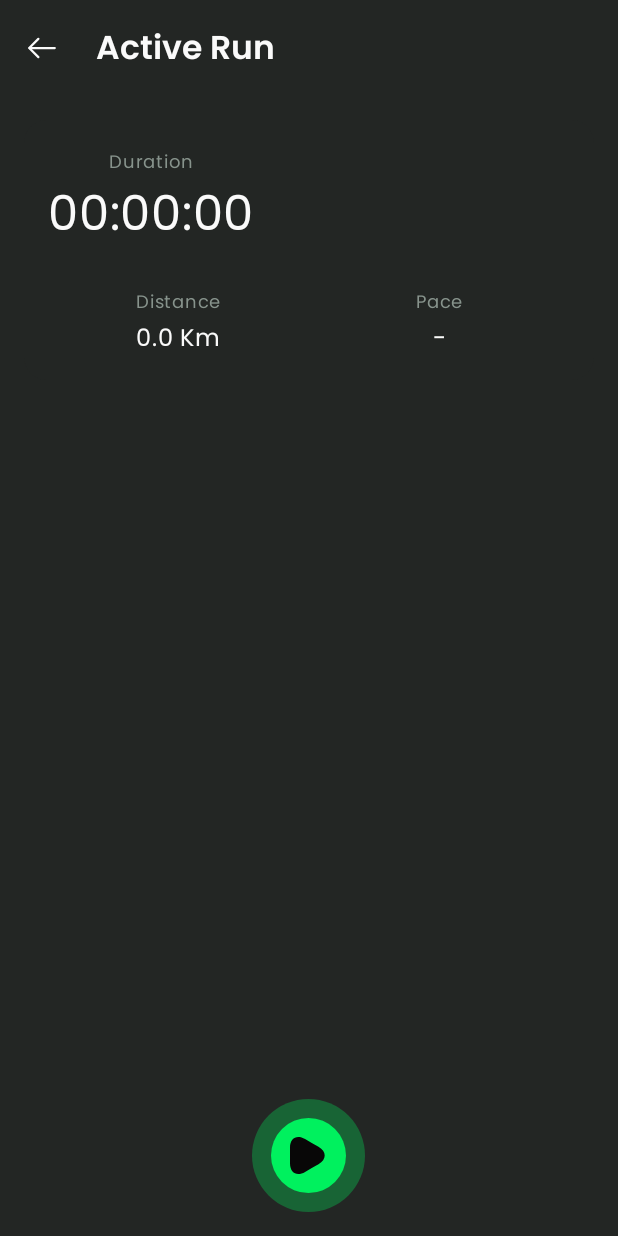
After one commit to Elmahdaoui59/RunMaster, an Android app built with Jetpack Compose: the composable ActiveRunScreen shown on its own in the app's theme, on a phone screen of 412 x 824 dp. The commit adds this screen. Run offline under Robolectric (Android 15) with nearby library versions, the phone set to English and light mode, and no system bars.

Commit message:
7.2 creating the active run screen skeleton

```diff
--- /dev/null
+++ b/core/domain/src/main/java/com/running/core/domain/location/Location.kt
@@ -0,0 +1,6 @@
+package com.running.core.domain.location
+
+data class Location(
+    val lat: Double,
+    val long: Double
+)
--- /dev/null
+++ b/core/domain/src/main/java/com/running/core/domain/location/LocationWithAltitude.kt
@@ -0,0 +1,6 @@
+package com.running.core.domain.location
+
+data class LocationWithAltitude(
+    val location: Location,
+    val altitude: Double
+)
--- /dev/null
+++ b/core/presentation/ui/src/main/java/com/running/core/presentation/ui/RunDataFormatters.kt
@@ -0,0 +1,36 @@
+package com.running.core.presentation.ui
+
+import java.util.Locale
+import kotlin.math.pow
+import kotlin.math.round
+import kotlin.math.roundToInt
+import kotlin.time.Duration
+
+fun Duration.formatted(): String {
+    val totalSeconds = inWholeSeconds
+    val hours = String.format(Locale.ENGLISH,"%02d", totalSeconds / 3600)
+    val minutes = String.format(Locale.ENGLISH,"%02d", (totalSeconds % 3600) / 60)
+    val seconds = String.format(Locale.ENGLISH,"%02d", (totalSeconds % 60))
+
+    return "$hours:$minutes:$seconds"
+}
+
+fun Double.toFormattedKm(): String {
+    return "${this.roundToDecimals(1)} Km"
+}
+
+fun Duration.toFormattedPace(distanceKm: Double): String {
+    if (this == Duration.ZERO || distanceKm <= 0.0) {
+        return "-"
+    }
+    val secondsPerKm = (this.inWholeSeconds / distanceKm).roundToInt()
+    val avgPaceMinutes = secondsPerKm /60
+    val avgPaceSeconds = String.format(Locale.ENGLISH,"%02d", secondsPerKm % 60)
+
+    return "$avgPaceMinutes:$avgPaceSeconds /km"
+}
+
+private fun Double.roundToDecimals(decimalCount: Int): Double {
+    val factor = 10f.pow(decimalCount)
+    return round(this * factor) / factor
+}
--- a/run/domain/build.gradle.kts
+++ b/run/domain/build.gradle.kts
@@ -3,4 +3,5 @@ plugins {
 }
 dependencies {
     implementation(libs.kotlinx.coroutines.core)
+    implementation(projects.core.domain)
 }
--- a/run/domain/src/main/java/com/running/run/domain/MyClass.kt
+++ /dev/null
@@ -1,4 +0,0 @@
-package com.running.run.domain
-
-class MyClass {
-}
--- /dev/null
+++ b/run/domain/src/main/java/com/running/run/domain/RunData.kt
@@ -0,0 +1,11 @@
+package com.running.run.domain
+
+import com.running.core.domain.location.Location
+import com.running.core.domain.location.LocationTimestamp
+import kotlin.time.Duration
+
+data class RunData(
+    val distanceMeters: Int = 0,
+    val pace: Duration = Duration.ZERO,
+    val locations: List<List<LocationTimestamp>> = emptyList()
+)
--- /dev/null
+++ b/run/presentation/src/main/java/com/running/run/presentation/active_run/ActiveRunScreen.kt
@@ -0,0 +1,96 @@
+package com.running.run.presentation.active_run
+
+import androidx.compose.foundation.background
+import androidx.compose.foundation.layout.Box
+import androidx.compose.foundation.layout.fillMaxSize
+import androidx.compose.foundation.layout.fillMaxWidth
+import androidx.compose.foundation.layout.padding
+import androidx.compose.material3.ExperimentalMaterial3Api
+import androidx.compose.material3.MaterialTheme
+import androidx.compose.runtime.Composable
+import androidx.compose.ui.Modifier
+import androidx.compose.ui.res.stringResource
+import androidx.compose.ui.tooling.preview.Preview
+import androidx.compose.ui.unit.dp
+import com.running.core.presentation.designsystem.RunMasterTheme
+import com.running.core.presentation.designsystem.StartIcon
+import com.running.core.presentation.designsystem.StopIcon
+import com.running.core.presentation.designsystem.components.RunMasterFloatingActionButton
+import com.running.core.presentation.designsystem.components.RunMasterScaffold
+import com.running.core.presentation.designsystem.components.RunMasterToolbar
+import com.running.run.presentation.R
+import com.running.run.presentation.active_run.components.RunDataCard
+import org.koin.androidx.compose.koinViewModel
+
+@Composable
+fun ActiveRunScreenRoot(
+    viewModel: ActiveRunViewModel = koinViewModel()
+) {
+    ActiveRunScreen(
+        state = viewModel.state,
+        onAction = viewModel::onAction
+    )
+}
+
+@OptIn(ExperimentalMaterial3Api::class)
+@Composable
+fun ActiveRunScreen(
+    state: ActiveRunState,
+    onAction: (ActiveRunAction) -> Unit
+) {
+    RunMasterScaffold(
+        withGradient = false,
+        topAppBar = {
+            RunMasterToolbar(
+                showBackButton = true,
+                title = stringResource(id = R.string.active_run),
+                onBackClick = {
+                    onAction(ActiveRunAction.OnBackClick)
+                }
+            )
+        },
+        floatingActionButton = {
+            RunMasterFloatingActionButton(
+                icon = if (state.shouldTrack) {
+                    StopIcon
+                } else {
+                    StartIcon
+                },
+                onClick = {
+                    onAction(ActiveRunAction.OnToggleRunClick)
+                },
+                contentDescription = if (state.shouldTrack) {
+                    stringResource(id = R.string.pause_run)
+                } else {
+                    stringResource(id = R.string.start_run)
+                }
+            )
+        }
+    ) { padding ->
+        Box(
+            modifier = Modifier
+                .fillMaxSize()
+                .background(MaterialTheme.colorScheme.surface)
+        ) {
+            RunDataCard(
+                elapsedTime = state.elapsedTime,
+                runData = state.runData,
+                modifier = Modifier
+                    .padding(16.dp)
+                    .padding(padding)
+                    .fillMaxWidth()
+
+            )
+        }
+    }
+}
+
+@Preview
+@Composable
+private fun ActiveRunScreenPreview() {
+    RunMasterTheme {
+        ActiveRunScreen(
+            state = ActiveRunState()
+        ) { }
+    }
+}
--- /dev/null
+++ b/run/presentation/src/main/java/com/running/run/presentation/active_run/ActiveRunState.kt
@@ -0,0 +1,15 @@
+package com.running.run.presentation.active_run
+
+import com.running.core.domain.location.Location
+import com.running.run.domain.RunData
+import kotlin.time.Duration
+
+data class ActiveRunState(
+    val elapsedTime: Duration = Duration.ZERO,
+    val runData: RunData = RunData(),
+    val shouldTrack: Boolean = false,
+    val hasStartedRunning: Boolean = false,
+    val currentLocation: Location? = null,
+    val isRunFinished: Boolean = false,
+    val isSavingRun: Boolean = false
+)
--- /dev/null
+++ b/run/presentation/src/main/java/com/running/run/presentation/active_run/components/RunDataCard.kt
@@ -0,0 +1,111 @@
+package com.running.run.presentation.active_run.components
+
+import androidx.compose.foundation.background
+import androidx.compose.foundation.layout.Arrangement
+import androidx.compose.foundation.layout.Column
+import androidx.compose.foundation.layout.Row
+import androidx.compose.foundation.layout.Spacer
+import androidx.compose.foundation.layout.defaultMinSize
+import androidx.compose.foundation.layout.fillMaxWidth
+import androidx.compose.foundation.layout.height
+import androidx.compose.foundation.layout.padding
+import androidx.compose.foundation.shape.RoundedCornerShape
+import androidx.compose.material3.MaterialTheme
+import androidx.compose.material3.Text
+import androidx.compose.runtime.Composable
+import androidx.compose.ui.Alignment
+import androidx.compose.ui.Modifier
+import androidx.compose.ui.draw.clip
+import androidx.compose.ui.res.stringResource
+import androidx.compose.ui.tooling.preview.Preview
+import androidx.compose.ui.unit.TextUnit
+import androidx.compose.ui.unit.dp
+import androidx.compose.ui.unit.sp
+import com.running.core.presentation.designsystem.RunMasterTheme
+import com.running.core.presentation.ui.formatted
+import com.running.core.presentation.ui.toFormattedKm
+import com.running.core.presentation.ui.toFormattedPace
+import com.running.run.domain.RunData
+import com.running.run.presentation.R
+import kotlin.time.Duration
+import kotlin.time.Duration.Companion.minutes
+
+@Composable
+fun RunDataCard(
+    elapsedTime: Duration,
+    runData: RunData,
+    modifier: Modifier = Modifier
+) {
+
+    Column(
+        modifier = modifier
+            .clip(RoundedCornerShape(15.dp))
+            .background(MaterialTheme.colorScheme.surface)
+            .padding(16.dp)
+    ) {
+        RunDataItem(
+            title = stringResource(id = R.string.duration),
+            value =elapsedTime.formatted(),
+            valueFontSize = 32.sp
+        )
+        Spacer(Modifier.height(24.dp))
+        Row(
+            modifier = Modifier.fillMaxWidth(),
+            verticalAlignment = Alignment.CenterVertically,
+            horizontalArrangement = Arrangement.SpaceAround
+        ) {
+
+            RunDataItem(
+                title = stringResource(id = R.string.diatance),
+                value = (runData.distanceMeters / 1000.0).toFormattedKm(),
+                modifier = Modifier.defaultMinSize(minWidth = 75.dp)
+            )
+
+            RunDataItem(
+                title = stringResource(id = R.string.pace),
+                value = elapsedTime.toFormattedPace(
+                    distanceKm = (runData.distanceMeters / 1000.0)
+                ),
+                modifier = Modifier.defaultMinSize(minWidth = 75.dp)
+            )
+        }
+    }
+}
+
+@Composable
+private fun RunDataItem(
+    title: String,
+    value: String,
+    modifier: Modifier = Modifier,
+    valueFontSize: TextUnit = 16.sp
+) {
+    Column(
+        modifier = modifier,
+        horizontalAlignment = Alignment.CenterHorizontally
+    ) {
+        Text(
+            text = title,
+            color = MaterialTheme.colorScheme.onSurfaceVariant,
+            fontSize = 12.sp
+        )
+        Text(
+            text = value,
+            color = MaterialTheme.colorScheme.onSurface,
+            fontSize = valueFontSize
+        )
+    }
+
+}
+@Preview
+@Composable
+private fun RunDataCardPreview() {
+    RunMasterTheme {
+        RunDataCard(
+            elapsedTime = 10.minutes,
+            runData = RunData(
+                distanceMeters = 31455,
+                pace = 3.minutes
+            )
+        )
+    }
+}
--- a/run/presentation/src/main/java/com/running/run/presentation/di/RunModule.kt
+++ b/run/presentation/src/main/java/com/running/run/presentation/di/RunModule.kt
@@ -1,9 +1,11 @@
 package com.running.run.presentation.di
 
+import com.running.run.presentation.active_run.ActiveRunViewModel
 import com.running.run.presentation.run_overview.RunOverviewViewModel
 import org.koin.androidx.viewmodel.dsl.viewModelOf
 import org.koin.dsl.module
 
 val runModule = module {
     viewModelOf(::RunOverviewViewModel)
+    viewModelOf(::ActiveRunViewModel)
 }
--- a/run/presentation/src/main/res/values/strings.xml
+++ b/run/presentation/src/main/res/values/strings.xml
@@ -3,4 +3,10 @@
     <string name="runmaster">RunMaster</string>
     <string name="analytics">Analytics</string>
     <string name="logout">Logout</string>
+    <string name="active_run">Active Run</string>
+    <string name="pause_run">pause run</string>
+    <string name="start_run">Start run</string>
+    <string name="duration">Duration</string>
+    <string name="diatance">Distance</string>
+    <string name="pace">Pace</string>
 </resources>
```
Also changed, not shown: app/src/main/java/com/running/runmaster/NavigationRoot.kt (+9 -1 lines), core/domain/src/main/java/com/running/core/domain/location/LocationTimestamp.kt (added, +8 -0 lines), run/presentation/src/main/java/com/running/run/presentation/active_run/ActiveRunAction.kt (added, +9 -0 lines), run/presentation/src/main/java/com/running/run/presentation/active_run/ActiveRunEvent.kt (added, +8 -0 lines), run/presentation/src/main/java/com/running/run/presentation/active_run/ActiveRunViewModel.kt (added, +21 -0 lines), run/presentation/src/main/java/com/running/run/presentation/run_overview/RunOverviewScreen.kt (+8 -1 lines).
